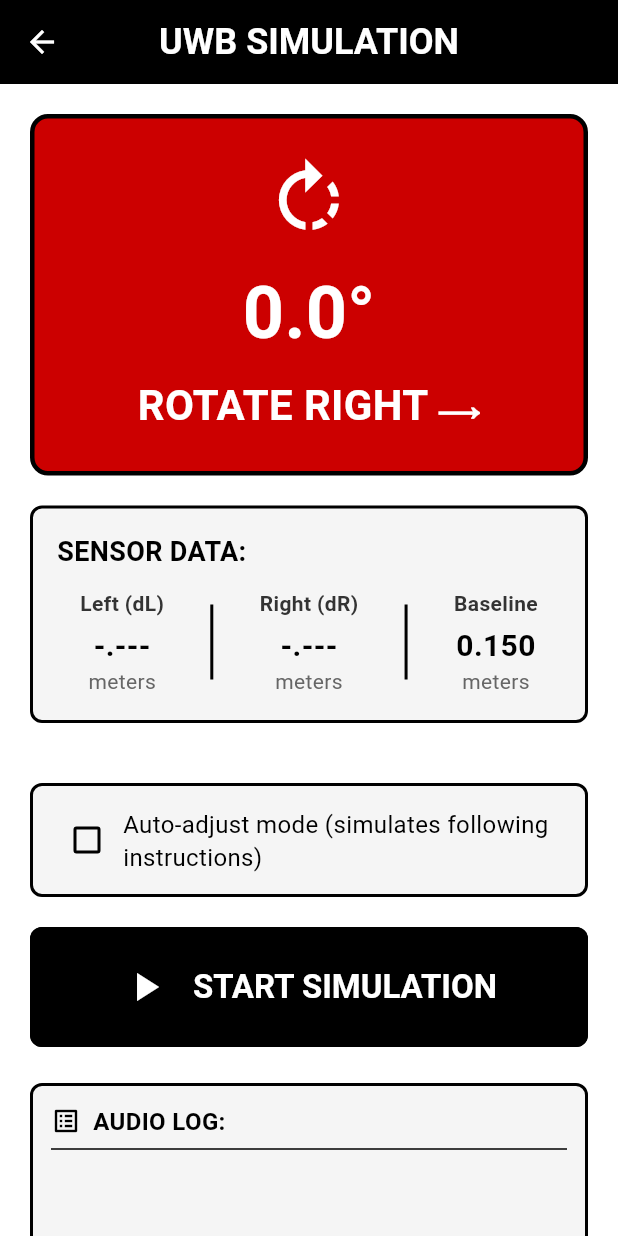
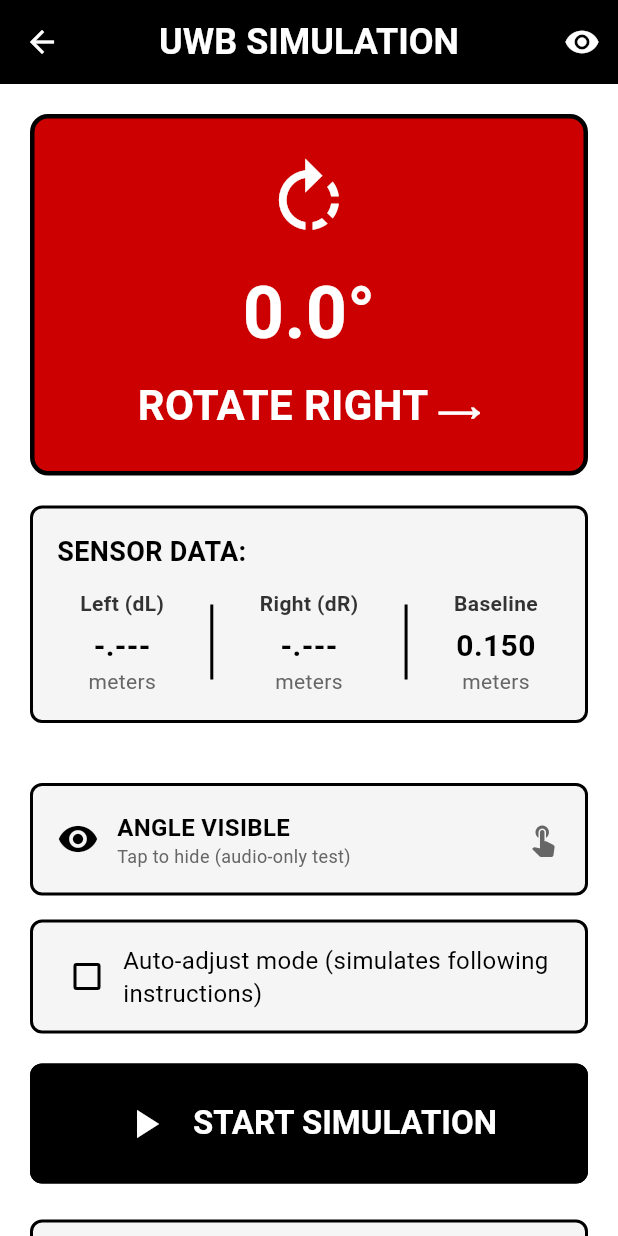
Before and after one commit to davgreenreader/davcode, a Flutter app: the SimulationScreen screen opened directly, on a phone screen of 412 x 824 dp. Run offline on Flutter 3.47's test engine with Material 3 defaults, Android fonts, the phone set to English and light mode, and no system bars; our stand-ins replace audioplayers, camera, flutter_blue_plus, flutter_compass, flutter_tts, permission_handler and 1 more; Roboto replaces fonts that are missing (Arial).

Commit message:
Updated audio feedback test

```diff
--- /dev/null
+++ b/adaptive_putting_app/devtools_options.yaml
@@ -0,0 +1,3 @@
+description: This file stores settings for Dart & Flutter DevTools.
+documentation: https://docs.flutter.dev/tools/devtools/extensions#configure-extension-enablement-states
+extensions:
--- a/adaptive_putting_app/lib/screens/simulation_screen.dart
+++ b/adaptive_putting_app/lib/screens/simulation_screen.dart
@@ -1,5 +1,6 @@
 import 'dart:async';
 import 'package:flutter/material.dart';
+import 'package:flutter/services.dart';
 import '../services/simulation_service.dart';
 import '../services/alignment_calculator.dart';
 import '../services/audio_service.dart';
@@ -23,6 +24,8 @@ class _SimulationScreenState extends State<SimulationScreen> {
   List<String> _logMessages = [];
   bool _isRunning = false;
   bool _autoMode = false;
+  bool _showAngle = true; // Toggle for showing/hiding angle
+  int _lastSpokenDingCount = 0;
 
   StreamSubscription? _alignmentSub;
   StreamSubscription? _uwbDataSub;
@@ -53,18 +56,51 @@ class _SimulationScreenState extends State<SimulationScreen> {
     setState(() {
       _isRunning = true;
       _logMessages = [];
+      _lastSpokenDingCount = 0;
     });
 
     _addLog('Simulation started');
-    _simulation.startSimulation(autoAdjust: _autoMode);
+    _simulation.startSimulation(
+      autoAdjust: _autoMode,
+      onAutoStop: _onAlignmentAutoStop,
+    );
 
-    // Audio feedback every 1 second
-    _audioTimer = Timer.periodic(const Duration(seconds: 1), (timer) {
+    // Audio feedback timer
+    _audioTimer = Timer.periodic(const Duration(milliseconds: 600), (timer) {
       if (_currentAlignment != null) {
+        _provideAudioFeedback();
+      }
+    });
+  }
+
+  void _provideAudioFeedback() {
+    // If aligned, limit dings
+    if (_currentInstruction == AlignmentInstruction.aligned) {
+      if (_simulation.alignedDingCount > _lastSpokenDingCount &&
+          _simulation.alignedDingCount <= 3) {
+        _audio.speakInstruction(_currentInstruction);
+        _addLog('${AudioService.getInstructionText(_currentInstruction)} (${_simulation.alignedDingCount}/3)');
+        _lastSpokenDingCount = _simulation.alignedDingCount;
+      }
+    } else {
+      // Not aligned - give regular feedback
+      _lastSpokenDingCount = 0;
       _audio.speakInstruction(_currentInstruction);
       _addLog(AudioService.getInstructionText(_currentInstruction));
     }
+  }
+
+  void _onAlignmentAutoStop() {
+    setState(() {
+      _isRunning = false;
     });
+
+    _audioTimer?.cancel();
+    _addLog('✓ ALIGNMENT COMPLETE - Auto-stopped after 2 seconds aligned');
+
+    // Final confirmation
+    HapticFeedback.heavyImpact();
+    _audio.speakText('Alignment complete. You may putt.');
   }
 
   void _stopSimulation() {
@@ -75,6 +111,13 @@ class _SimulationScreenState extends State<SimulationScreen> {
     _simulation.stopSimulation();
     _audioTimer?.cancel();
     _addLog('Simulation stopped');
+  }
+
+  void _toggleAngleVisibility() {
+    setState(() {
+      _showAngle = !_showAngle;
+    });
+    _addLog(_showAngle ? 'Angle visible' : 'Angle hidden (audio-only mode)');
   }
 
   void _addLog(String message) {
@@ -103,6 +146,14 @@ class _SimulationScreenState extends State<SimulationScreen> {
         title: const Text('UWB SIMULATION'),
         backgroundColor: const Color(0xFF000000),
         foregroundColor: const Color(0xFFFFFFFF),
+        actions: [
+          // Toggle angle visibility button in app bar
+          IconButton(
+            onPressed: _toggleAngleVisibility,
+            icon: Icon(_showAngle ? Icons.visibility : Icons.visibility_off),
+            tooltip: _showAngle ? 'Hide angle (test mode)' : 'Show angle',
+          ),
+        ],
       ),
       body: SafeArea(
         child: SingleChildScrollView(
@@ -115,10 +166,10 @@ class _SimulationScreenState extends State<SimulationScreen> {
 
               const SizedBox(height: 20),
 
-              // Data Display
-              _buildDataDisplay(),
+              // Data Display (only if showing angle)
+              if (_showAngle) _buildDataDisplay(),
 
-              const SizedBox(height: 20),
+              if (_showAngle) const SizedBox(height: 20),
 
               // Manual Controls
               if (_isRunning && !_autoMode) _buildManualControls(),
@@ -169,13 +220,13 @@ class _SimulationScreenState extends State<SimulationScreen> {
         statusIcon = Icons.arrow_forward;
         break;
       case AlignmentInstruction.rotateLeft:
-        backgroundColor = const Color.fromARGB(255, 204, 0, 0);  // Orange
+        backgroundColor = const Color.fromARGB(255, 204, 0, 0);  // Red
         foregroundColor = const Color(0xFFFFFFFF);
         statusText = '⟵ ROTATE LEFT';
         statusIcon = Icons.rotate_left;
         break;
       case AlignmentInstruction.rotateRight:
-        backgroundColor = const Color.fromARGB(255, 204, 0, 0);  // Orange
+        backgroundColor = const Color.fromARGB(255, 204, 0, 0);  // Red
         foregroundColor = const Color(0xFFFFFFFF);
         statusText = 'ROTATE RIGHT ⟶';
         statusIcon = Icons.rotate_right;
@@ -184,7 +235,7 @@ class _SimulationScreenState extends State<SimulationScreen> {
 
     // Aim description for redundant signaling
     String aimDescription = '';
-    if (angle.abs() > 1) {
+    if (_showAngle && angle.abs() > 1) {
       aimDescription = angle > 0
           ? '(Currently aimed RIGHT of hole)'
           : '(Currently aimed LEFT of hole)';
@@ -208,13 +259,24 @@ class _SimulationScreenState extends State<SimulationScreen> {
 
           const SizedBox(height: 12),
 
-          // Angle display
+          // Angle display (conditional)
+          if (_showAngle)
             Text(
               '${angle.toStringAsFixed(1)}°',
               style: TextStyle(
                 fontSize: 48,
                 fontWeight: FontWeight.bold,
                 color: foregroundColor,
+                fontFamily: 'Arial',
+              ),
+            )
+          else
+            Text(
+              '---',
+              style: TextStyle(
+                fontSize: 48,
+                fontWeight: FontWeight.bold,
+                color: foregroundColor.withOpacity(0.5),
                 fontFamily: 'Arial',
               ),
             ),
@@ -240,6 +302,27 @@ class _SimulationScreenState extends State<SimulationScreen> {
                 fontSize: 18,
                 color: foregroundColor.withOpacity(0.9),
                 fontFamily: 'Arial',
+              ),
+            ),
+          ],
+
+          // Audio-only mode indicator
+          if (!_showAngle) ...[
+            const SizedBox(height: 12),
+            Container(
+              padding: const EdgeInsets.symmetric(horizontal: 12, vertical: 6),
+              decoration: BoxDecoration(
+                color: foregroundColor.withOpacity(0.2),
+                borderRadius: BorderRadius.circular(16),
+              ),
+              child: Text(
+                '🎧 AUDIO-ONLY MODE',
+                style: TextStyle(
+                  fontSize: 14,
+                  fontWeight: FontWeight.bold,
+                  color: foregroundColor,
+                  fontFamily: 'Arial',
+                ),
               ),
             ),
           ],
@@ -395,6 +478,60 @@ class _SimulationScreenState extends State<SimulationScreen> {
   return Column(
     crossAxisAlignment: CrossAxisAlignment.stretch,
     children: [
+      // Toggle angle visibility button
+      GestureDetector(
+        onTap: _toggleAngleVisibility,
+        child: Container(
+          padding: const EdgeInsets.all(16),
+          decoration: BoxDecoration(
+            color: _showAngle ? const Color(0xFFF5F5F5) : const Color(0xFF333333),
+            borderRadius: BorderRadius.circular(8),
+            border: Border.all(color: const Color(0xFF000000), width: 2),
+          ),
+          child: Row(
+            children: [
+              Icon(
+                _showAngle ? Icons.visibility : Icons.visibility_off,
+                color: _showAngle ? const Color(0xFF000000) : const Color(0xFFFFFFFF),
+                size: 28,
+              ),
+              const SizedBox(width: 12),
+              Expanded(
+                child: Column(
+                  crossAxisAlignment: CrossAxisAlignment.start,
+                  children: [
+                    Text(
+                      _showAngle ? 'ANGLE VISIBLE' : 'ANGLE HIDDEN',
+                      style: TextStyle(
+                        fontSize: 16,
+                        fontWeight: FontWeight.bold,
+                        color: _showAngle ? const Color(0xFF000000) : const Color(0xFFFFFFFF),
+                        fontFamily: 'Arial',
+                      ),
+                    ),
+                    Text(
+                      _showAngle ? 'Tap to hide (audio-only test)' : 'Tap to show angle',
+                      style: TextStyle(
+                        fontSize: 12,
+                        color: _showAngle ? const Color(0xFF666666) : const Color(0xFFCCCCCC),
+                        fontFamily: 'Arial',
+                      ),
+                    ),
+                  ],
+                ),
+              ),
+              Icon(
+                Icons.touch_app,
+                color: _showAngle ? const Color(0xFF666666) : const Color(0xFFCCCCCC),
+                size: 24,
+              ),
+            ],
+          ),
+        ),
+      ),
+
+      const SizedBox(height: 16),
+
       // Auto mode toggle
       Container(
         padding: const EdgeInsets.all(12),
--- a/adaptive_putting_app/lib/services/audio_service.dart
+++ b/adaptive_putting_app/lib/services/audio_service.dart
@@ -69,6 +69,12 @@ class AudioService {
       await _speak(text);
       print('🔊 $text');
     }
+  }
+
+  /// Speak any custom text (public method)
+  Future<void> speakText(String text) async {
+    await _speak(text);
+    print('🔊 $text');
   }
 
   /// Play a nice ding/chime sound for alignment success
--- a/adaptive_putting_app/lib/services/simulation_service.dart
+++ b/adaptive_putting_app/lib/services/simulation_service.dart
@@ -9,13 +9,22 @@ class SimulationService {
   final math.Random _random = math.Random();
 
   // Simulation parameters
-  final double _baseline = 0.15; // 15cm between putter sensors
-  final double _baseDistance = 2.5; // ~2.5m to hole
+  final double _baseline = 0.10; // 10cm between putter sensors
+  final double _baseDistance = 3; // ~3m to hole
 
   // Simulated putter state
   double _currentAngle = 25.0; // Start 25 degrees off
   double _targetAngle = 0.0; // Target is aligned (0 degrees)
   bool _userIsAdjusting = false;
+
+  // Auto-stop tracking
+  DateTime? _alignedSince;
+  int _alignedDingCount = 0;
+  static const int _maxDings = 3;
+  static const Duration _autoStopDelay = Duration(seconds: 2);
+
+  // Callback for auto-stop
+  Function()? onAutoStop;
 
   final StreamController<PutterAlignment> _alignmentController =
       StreamController<PutterAlignment>.broadcast();
@@ -27,16 +36,23 @@ class SimulationService {
 
   bool get isRunning => _simulationTimer != null;
   double get currentAngle => _currentAngle;
+  int get alignedDingCount => _alignedDingCount;
+  bool get isAligned => _alignedSince != null;
 
   /// Start the simulation
-  void startSimulation({bool autoAdjust = false}) {
+  void startSimulation({bool autoAdjust = false, Function()? onAutoStop}) {
     _userIsAdjusting = autoAdjust;
+    this.onAutoStop = onAutoStop;
+
+    // Reset tracking
+    _alignedSince = null;
+    _alignedDingCount = 0;
 
     // Reset to starting position
     _currentAngle = 20.0 + _random.nextDouble() * 10; // Random 20-30 degrees
     if (_random.nextBool()) _currentAngle = -_currentAngle; // Random direction
 
-    _simulationTimer = Timer.periodic(const Duration(milliseconds: 500), (timer) {
+    _simulationTimer = Timer.periodic(const Duration(milliseconds: 400), (timer) {
       _updateSimulation();
     });
   }
@@ -45,18 +61,28 @@ class SimulationService {
   void stopSimulation() {
     _simulationTimer?.cancel();
     _simulationTimer = null;
+    _alignedSince = null;
+    _alignedDingCount = 0;
   }
 
   /// Simulate user rotating putter left
   void rotateLeft() {
     _currentAngle -= 3.0 + _random.nextDouble() * 2; // Rotate 3-5 degrees
+    _resetAlignedTracking(); // User moved, reset alignment tracking
     _emitCurrentState();
   }
 
   /// Simulate user rotating putter right
   void rotateRight() {
     _currentAngle += 3.0 + _random.nextDouble() * 2; // Rotate 3-5 degrees
+    _resetAlignedTracking(); // User moved, reset alignment tracking
     _emitCurrentState();
+  }
+
+  /// Reset aligned tracking when user moves
+  void _resetAlignedTracking() {
+    _alignedSince = null;
+    _alignedDingCount = 0;
   }
 
   /// Main simulation update
@@ -90,7 +116,47 @@ class SimulationService {
       baseline: _baseline,
     );
 
+    // Check for aligned state and auto-stop
+    _checkAlignedAutoStop(alignment);
+
     _alignmentController.add(alignment);
+  }
+
+  /// Check if aligned for 2 seconds and trigger auto-stop
+  void _checkAlignedAutoStop(PutterAlignment alignment) {
+    // Use the isAligned getter from PutterAlignment
+    bool aligned = alignment.isAligned;
+
+    if (aligned) {
+      // Start tracking if just became aligned
+      if (_alignedSince == null) {
+        _alignedSince = DateTime.now();
+        _alignedDingCount = 1; // First ding
+      } else {
+        // Increment ding count based on time
+        Duration alignedDuration = DateTime.now().difference(_alignedSince!);
+
+        // One ding per ~600ms, max 3 dings
+        int expectedDings = (alignedDuration.inMilliseconds / 600).floor() + 1;
+        if (expectedDings > _alignedDingCount && _alignedDingCount < _maxDings) {
+          _alignedDingCount = expectedDings.clamp(1, _maxDings);
+        }
+
+        // Check if we should auto-stop
+        if (alignedDuration >= _autoStopDelay) {
+          _triggerAutoStop();
+        }
+      }
+    } else {
+      // Lost alignment, reset tracking
+      _resetAlignedTracking();
+    }
+  }
+
+  /// Trigger the auto-stop
+  void _triggerAutoStop() {
+    stopSimulation();
+    onAutoStop?.call();
   }
 
   /// Convert angle to simulated UWB distance measurements
```
Lines whose indentation alone changed are shown as unchanged.
